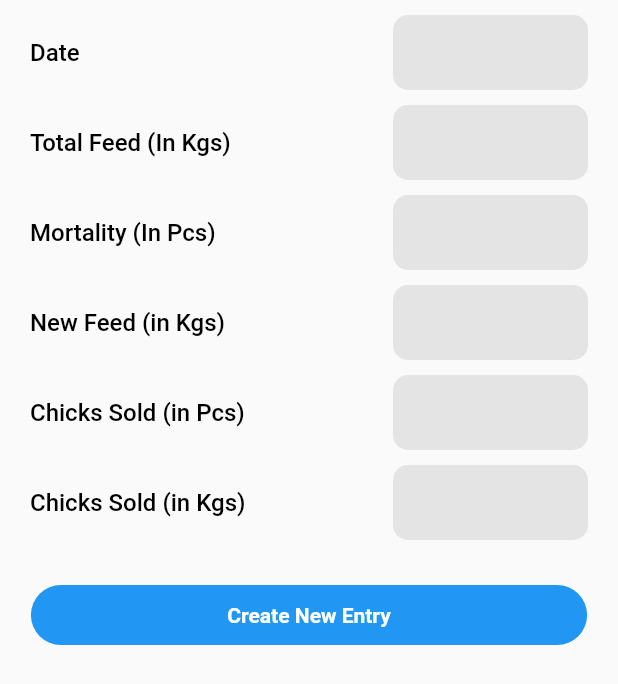
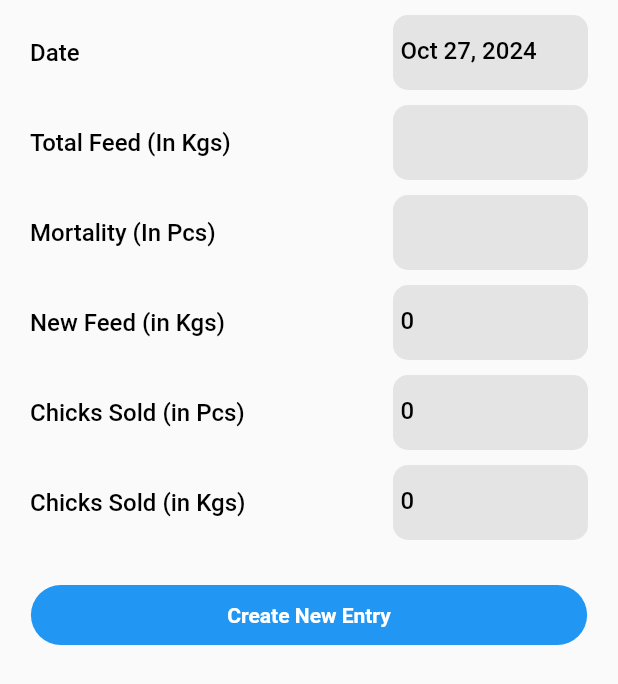
Before and after one commit to Parma08/fcr_calculator, a Flutter app: the AddTodayFarmInfoMoodalSheetUI widget shown alone on an empty page, opened directly with empty values, on a phone screen of 412 x 824 dp. Shown: the top 684 px of the screen. Run offline on Flutter 3.47's test engine with Material 2 defaults, Android fonts, the light colour scheme and no system bars; our stand-ins replace cloud_firestore, firebase_auth, firebase_core, flutter_svg, pdf, share_plus; accounts and stored records are empty.

Commit message:
Added new feature :- 1. Age indicator in farm record section 2. Prefill values of farm records if record for that date exists 3. Keyboard now comes down when fcr calculate button is clicked

```diff
--- a/lib/Screens/farm_record_screen/farm_information_screen/add_today_farm_info_modal_sheet_ui.dart
+++ b/lib/Screens/farm_record_screen/farm_information_screen/add_today_farm_info_modal_sheet_ui.dart
@@ -29,7 +29,21 @@ class AddTodayFarmInfoMoodalSheetUI extends StatefulWidget {
 
 class _AddTodayFarmInfoMoodalSheetUIState
     extends State<AddTodayFarmInfoMoodalSheetUI> {
-  DateTime selectedDate = DateTime.now();
+  late DateTime selectedDate;
+  @override
+  void initState() {
+    super.initState();
+    selectedDate = DateTime.now();
+
+    widget.additionalFeedController.text = '0';
+    widget.totalChicksSoldPiecesController.text = '0';
+    widget.totalChicksSoldWeightController.text = '0';
+    widget.dateController.text = DateFormat.yMMMd().format(DateTime.now());
+    widget.feedConsumedController.text = '';
+    widget.mortalityController.text = '';
+    preFillFieldsIfRecordExistsForTheSelectedDate();
+  }
+
   openDatePicker(BuildContext context) async {
     DateTime? date = await showDatePicker(
         context: context,
@@ -38,8 +52,34 @@ class _AddTodayFarmInfoMoodalSheetUIState
         lastDate: DateTime(2040));
     if (date != null) {
       selectedDate = date;
-      widget.dateController.text = DateFormat.yMMMd().format(date);
-      setState(() {});
+      setState(() {
+        preFillFieldsIfRecordExistsForTheSelectedDate();
+      });
+    }
+  }
+
+  void preFillFieldsIfRecordExistsForTheSelectedDate() {
+    widget.dateController.text = DateFormat.yMMMd().format(selectedDate);
+    widget.additionalFeedController.text = '0';
+    widget.totalChicksSoldPiecesController.text = '0';
+    widget.totalChicksSoldWeightController.text = '0';
+    widget.feedConsumedController.text = '';
+    widget.mortalityController.text = '';
+    for (var i = 0; i < widget.farmRecord.farmInformation.length; i++) {
+      var info = widget.farmRecord.farmInformation;
+      if (info[i].date.day == selectedDate.day &&
+          info[i].date.month == selectedDate.month &&
+          info[i].date.year == selectedDate.year) {
+        widget.mortalityController.text = info[i].mortality.toString();
+        widget.feedConsumedController.text = info[i].feedIntake.toString();
+        widget.additionalFeedController.text =
+            info[i].additionalFeed.toString();
+        widget.totalChicksSoldPiecesController.text =
+            info[i].totalChicksSoldPieces.toString();
+        widget.totalChicksSoldWeightController.text =
+            info[i].totalChicksSoldWeight.toString();
+        break;
+      }
     }
   }
 
--- a/lib/Screens/farm_record_screen/farm_information_screen/farm_information_screen.dart
+++ b/lib/Screens/farm_record_screen/farm_information_screen/farm_information_screen.dart
@@ -26,8 +26,7 @@ class _FarmInformationScreenState extends State<FarmInformationScreen> {
   TextEditingController mortalityController = TextEditingController();
   TextEditingController additionalFeedController =
       TextEditingController(text: '0');
-  TextEditingController dateController =
-      TextEditingController(text: DateFormat.yMMMd().format(DateTime.now()));
+  TextEditingController dateController = TextEditingController();
   TextEditingController feedConsumedController = TextEditingController();
   TextEditingController totalChicksSoldWeightController =
       TextEditingController(text: '0');
@@ -153,7 +152,7 @@ class _FarmInformationScreenState extends State<FarmInformationScreen> {
               },
               icon: const Text(
                 "FCR",
-                style: TextStyle(fontSize: 16, fontWeight: FontWeight.w900),
+                style: TextStyle(fontSize: 14, fontWeight: FontWeight.w900),
               )),
           IconButton(
               onPressed: () async {
--- a/lib/Screens/farm_record_screen/farm_information_screen/quick_fcr_calculation_modal_sheet_ui.dart
+++ b/lib/Screens/farm_record_screen/farm_information_screen/quick_fcr_calculation_modal_sheet_ui.dart
@@ -74,6 +74,8 @@ class _QuickFCRCalculationModalSheetUIState
             onTap: () {
               if (avgWeightTextEditingController.text.isNotEmpty &&
                   num.tryParse(avgWeightTextEditingController.text) != null) {
+                FocusScope.of(context).unfocus();
+
                 // (totalConsumedFeed / totalSoldWeight);
                 double totalBirdWeight = widget.totalNumberOfBirds *
                     double.parse(avgWeightTextEditingController.text);
@@ -103,7 +105,8 @@ class _QuickFCRCalculationModalSheetUIState
           computedFCR == 0
               ? const SizedBox()
               : Container(
-                  padding: const EdgeInsets.symmetric(horizontal: 10, vertical: 5),
+                  padding:
+                      const EdgeInsets.symmetric(horizontal: 10, vertical: 5),
                   decoration: BoxDecoration(border: Border.all(width: 1)),
                   child: Text(
                     computedFCR.toStringAsFixed(2),
```
Also changed, not shown: lib/Screens/farm_record_screen/farm_record_screen.dart (+22 -6 lines).
